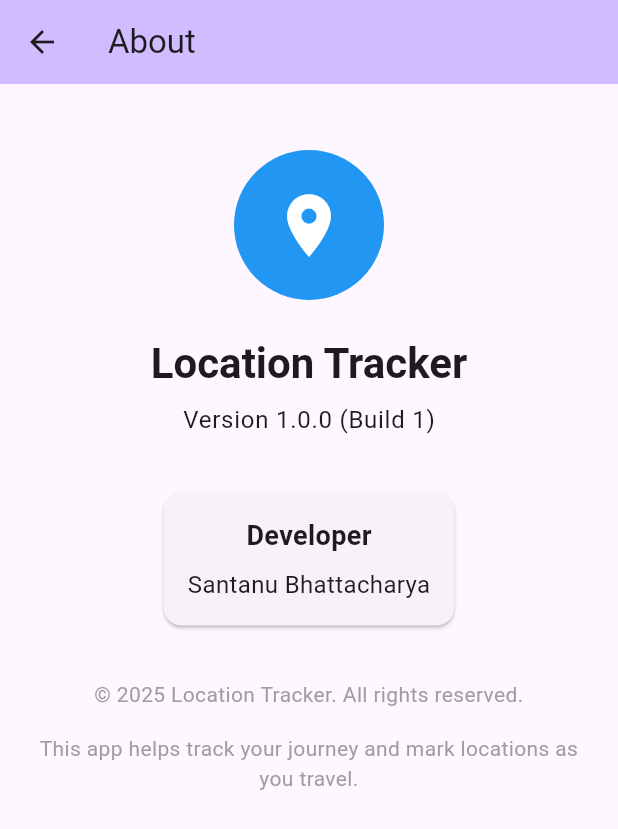
After one commit to santattech/location_tracker_app, a Flutter app: the AboutScreen screen opened directly, on a phone screen of 412 x 824 dp. The commit adds this screen. Shown: the top 829 px of the screen. Run offline on Flutter 3.47's test engine with Material 2 defaults, Android fonts, the phone set to English and light mode, and no system bars; our stand-ins replace csv, geolocator, hive, hive_flutter, package_info_plus; accounts and stored records are empty.

Commit message:
feat: about us page added

```diff
--- /dev/null
+++ b/lib/screens/about_screen.dart
@@ -0,0 +1,110 @@
+import 'package:flutter/material.dart';
+import 'package:package_info_plus/package_info_plus.dart';
+
+class AboutScreen extends StatefulWidget {
+  const AboutScreen({super.key});
+
+  @override
+  State<AboutScreen> createState() => _AboutScreenState();
+}
+
+class _AboutScreenState extends State<AboutScreen> {
+  String _version = '1.0.0';
+  String _buildNumber = '310520251608';
+
+  @override
+  void initState() {
+    super.initState();
+    _loadAppInfo();
+  }
+
+  Future<void> _loadAppInfo() async {
+    final packageInfo = await PackageInfo.fromPlatform();
+    setState(() {
+      _version = packageInfo.version;
+      _buildNumber = packageInfo.buildNumber;
+    });
+  }
+
+  @override
+  Widget build(BuildContext context) {
+    return Scaffold(
+      appBar: AppBar(
+        title: const Text('About'),
+        backgroundColor: Theme.of(context).colorScheme.inversePrimary,
+      ),
+      body: SingleChildScrollView(
+        child: Padding(
+          padding: const EdgeInsets.all(24.0),
+          child: Column(
+            crossAxisAlignment: CrossAxisAlignment.center,
+            children: [
+              const SizedBox(height: 20),
+              const CircleAvatar(
+                radius: 50,
+                backgroundColor: Colors.blue,
+                child: Icon(
+                  Icons.location_on,
+                  size: 50,
+                  color: Colors.white,
+                ),
+              ),
+              const SizedBox(height: 24),
+              Text(
+                'Location Tracker',
+                style: Theme.of(context).textTheme.headlineMedium?.copyWith(
+                  fontWeight: FontWeight.bold,
+                ),
+              ),
+              const SizedBox(height: 8),
+              Text(
+                'Version $_version (Build $_buildNumber)',
+                style: Theme.of(context).textTheme.bodyLarge,
+              ),
+              const SizedBox(height: 32),
+              const Card(
+                child: Padding(
+                  padding: EdgeInsets.all(16.0),
+                  child: Column(
+                    children: [
+                      Text(
+                        'Developer',
+                        style: TextStyle(
+                          fontSize: 18,
+                          fontWeight: FontWeight.bold,
+                        ),
+                      ),
+                      SizedBox(height: 8),
+                      Text(
+                        'Santanu Bhattacharya',
+                        style: TextStyle(
+                          fontSize: 16,
+                        ),
+                      ),
+                    ],
+                  ),
+                ),
+              ),
+              const SizedBox(height: 32),
+              const Text(
+                '© 2025 Location Tracker. All rights reserved.',
+                style: TextStyle(
+                  color: Colors.grey,
+                ),
+                textAlign: TextAlign.center,
+              ),
+              const SizedBox(height: 16),
+              const Text(
+                'This app helps track your journey and mark locations as you travel.',
+                style: TextStyle(
+                  color: Colors.grey,
+                ),
+                textAlign: TextAlign.center,
+              ),
+            ],
+          ),
+        ),
+      ),
+    );
+  }
+}
--- a/lib/screens/location_tracker_screen.dart
+++ b/lib/screens/location_tracker_screen.dart
@@ -10,6 +10,7 @@ import '../models/tracked_location.dart';
 import '../models/completed_place.dart';
 import '../models/app_settings.dart';
 import '../config/constants.dart';
+import 'about_screen.dart';
 
 class LocationTrackerScreen extends StatefulWidget {
   const LocationTrackerScreen({super.key});
@@ -290,6 +291,30 @@ class _LocationTrackerScreenState extends State<LocationTrackerScreen> {
       appBar: AppBar(
         title: const Text('Location Tracker'),
         backgroundColor: Theme.of(context).colorScheme.inversePrimary,
+        actions: [
+          PopupMenuButton<String>(
+            onSelected: (value) {
+              if (value == 'about') {
+                Navigator.push(
+                  context,
+                  MaterialPageRoute(builder: (context) => const AboutScreen()),
+                );
+              }
+            },
+            itemBuilder: (BuildContext context) => [
+              const PopupMenuItem<String>(
+                value: 'about',
+                child: Row(
+                  children: [
+                    Icon(Icons.info_outline),
+                    SizedBox(width: 8),
+                    Text('About'),
+                  ],
+                ),
+              ),
+            ],
+          ),
+        ],
       ),
       body: SingleChildScrollView(
         child: Padding(
--- a/pubspec.yaml
+++ b/pubspec.yaml
@@ -38,6 +38,7 @@ dependencies:
   hive: ^2.2.3
   hive_flutter: ^1.1.0
   path_provider: ^2.1.0
+  package_info_plus: ^4.1.0
 
 # The following adds the Cupertino Icons font to your application.
 # Use with the CupertinoIcons class for iOS style icons.
```
Also changed, not shown: pubspec.lock, 1 other file.
